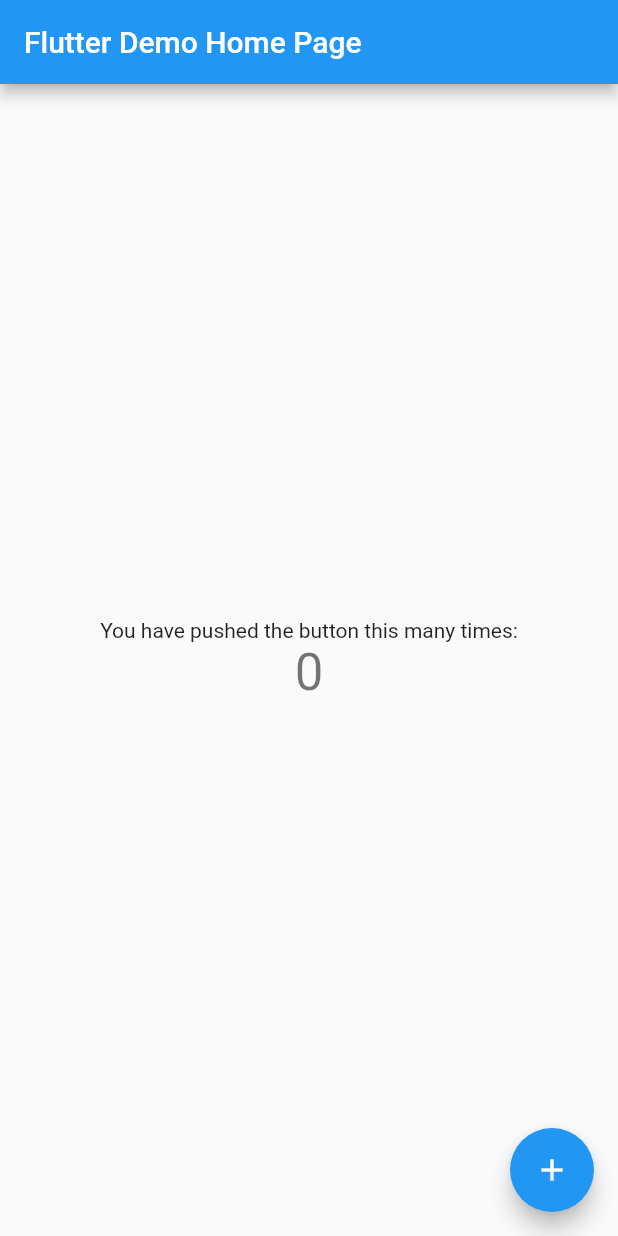
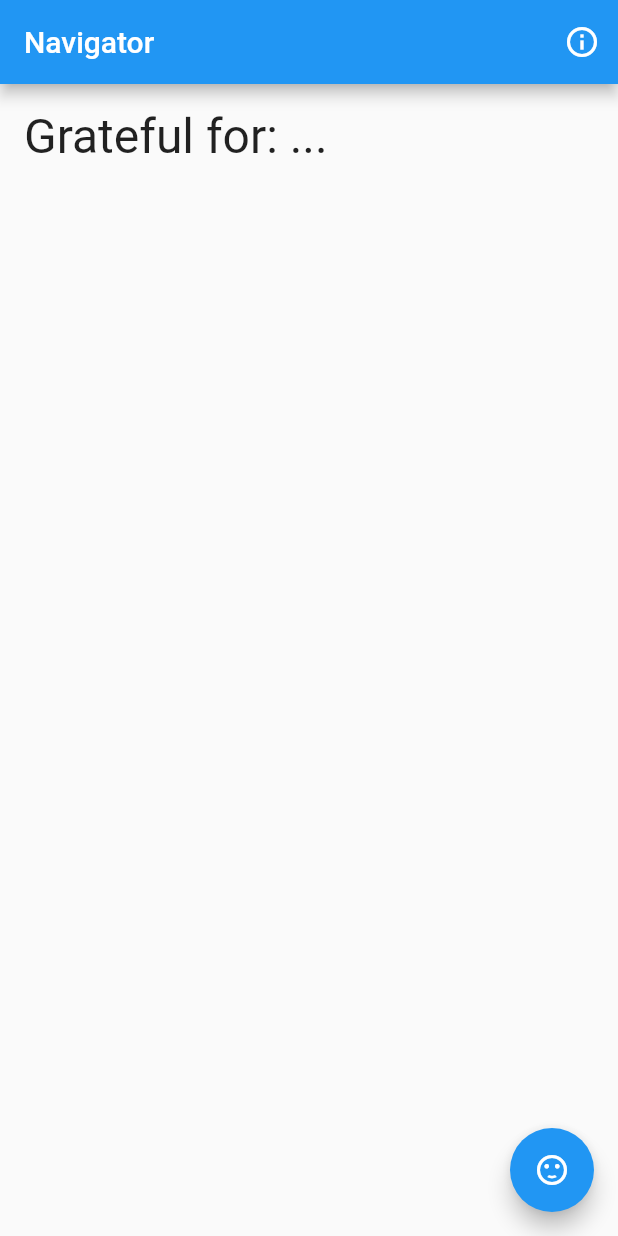
Before and after one commit to richarddomi/Beginning_Flutter_Examples, a Flutter app: the screen it shows after launch, on a phone screen of 412 x 824 dp. Run offline on Flutter 3.47's test engine with Material 2 defaults, Android fonts, the phone set to English and light mode, and no system bars.

Commit message:
Ch8_Navigator: Part 1

```diff
--- a/Chapter_08/ch8_navigator/lib/main.dart
+++ b/Chapter_08/ch8_navigator/lib/main.dart
@@ -1,3 +1,4 @@
+import 'package:ch8_navigator/pages/home.dart';
 import 'package:flutter/material.dart';
 
 void main() {
@@ -26,92 +27,7 @@ class MyApp extends StatelessWidget {
         // closer together (more dense) than on mobile platforms.
         visualDensity: VisualDensity.adaptivePlatformDensity,
       ),
-      home: MyHomePage(title: 'Flutter Demo Home Page'),
+      home: MyHomePage(),
     );
   }
 }
-
-class MyHomePage extends StatefulWidget {
-  MyHomePage({Key key, this.title}) : super(key: key);
-
-  // This widget is the home page of your application. It is stateful, meaning
-  // that it has a State object (defined below) that contains fields that affect
-  // how it looks.
-
-  // This class is the configuration for the state. It holds the values (in this
-  // case the title) provided by the parent (in this case the App widget) and
-  // used by the build method of the State. Fields in a Widget subclass are
-  // always marked "final".
-
-  final String title;
-
-  @override
-  _MyHomePageState createState() => _MyHomePageState();
-}
-
-class _MyHomePageState extends State<MyHomePage> {
-  int _counter = 0;
-
-  void _incrementCounter() {
-    setState(() {
-      // This call to setState tells the Flutter framework that something has
-      // changed in this State, which causes it to rerun the build method below
-      // so that the display can reflect the updated values. If we changed
-      // _counter without calling setState(), then the build method would not be
-      // called again, and so nothing would appear to happen.
-      _counter++;
-    });
-  }
-
-  @override
-  Widget build(BuildContext context) {
-    // This method is rerun every time setState is called, for instance as done
-    // by the _incrementCounter method above.
-    //
-    // The Flutter framework has been optimized to make rerunning build methods
-    // fast, so that you can just rebuild anything that needs updating rather
-    // than having to individually change instances of widgets.
-    return Scaffold(
-      appBar: AppBar(
-        // Here we take the value from the MyHomePage object that was created by
-        // the App.build method, and use it to set our appbar title.
-        title: Text(widget.title),
-      ),
-      body: Center(
-        // Center is a layout widget. It takes a single child and positions it
-        // in the middle of the parent.
-        child: Column(
-          // Column is also a layout widget. It takes a list of children and
-          // arranges them vertically. By default, it sizes itself to fit its
-          // children horizontally, and tries to be as tall as its parent.
-          //
-          // Invoke "debug painting" (press "p" in the console, choose the
-          // "Toggle Debug Paint" action from the Flutter Inspector in Android
-          // Studio, or the "Toggle Debug Paint" command in Visual Studio Code)
-          // to see the wireframe for each widget.
-          //
-          // Column has various properties to control how it sizes itself and
-          // how it positions its children. Here we use mainAxisAlignment to
-          // center the children vertically; the main axis here is the vertical
-          // axis because Columns are vertical (the cross axis would be
-          // horizontal).
-          mainAxisAlignment: MainAxisAlignment.center,
-          children: <Widget>[
-            Text(
-              'You have pushed the button this many times:',
-            ),
-            Text(
-              '$_counter',
-              style: Theme.of(context).textTheme.headline4,
-            ),
-          ],
-        ),
-      ),
-      floatingActionButton: FloatingActionButton(
-        onPressed: _incrementCounter,
-        tooltip: 'Increment',
-        child: Icon(Icons.add),
-      ), // This trailing comma makes auto-formatting nicer for build methods.
-    );
-  }
-}
--- /dev/null
+++ b/Chapter_08/ch8_navigator/lib/pages/home.dart
@@ -0,0 +1,54 @@
+import 'package:flutter/material.dart';
+import 'about.dart';
+
+class MyHomePage extends StatefulWidget {
+  @override
+  _MyHomePageState createState() => _MyHomePageState();
+}
+
+class _MyHomePageState extends State<MyHomePage> {
+
+  String _howAreYou = "...";
+
+  void _openPageAbout({BuildContext context, bool fullscreenDialog = false}) {
+    Navigator.push(
+      context,
+      MaterialPageRoute(
+        fullscreenDialog: fullscreenDialog,
+        builder: (context) => About(),
+      ),
+    );
+  }
+
+  @override
+  Widget build(BuildContext context) {
+    return Scaffold(
+      appBar: AppBar(
+        title: Text('Navigator'),
+        actions: <Widget>[
+          IconButton(
+            icon: Icon(Icons.info_outline),
+            onPressed: () => _openPageAbout(
+              context: context,
+              fullscreenDialog: true,
+            ),
+          ),
+        ],
+      ),
+      floatingActionButton: FloatingActionButton(
+        // onPressed: () => _openPageGratitude(context: context),
+        tooltip: 'About',
+        child: Icon(Icons.sentiment_satisfied),
+      ),
+      body: SafeArea(
+        child: Padding(
+          padding: EdgeInsets.all(16.0),
+          child: Text(
+            'Grateful for: $_howAreYou',
+            style: TextStyle(fontSize: 32.0),
+          ),
+        ),
+      ),
+    );
+  }
+}
```
Also changed, not shown: Chapter_08/ch8_navigator/lib/pages/about.dart (added, +18 -0 lines).
